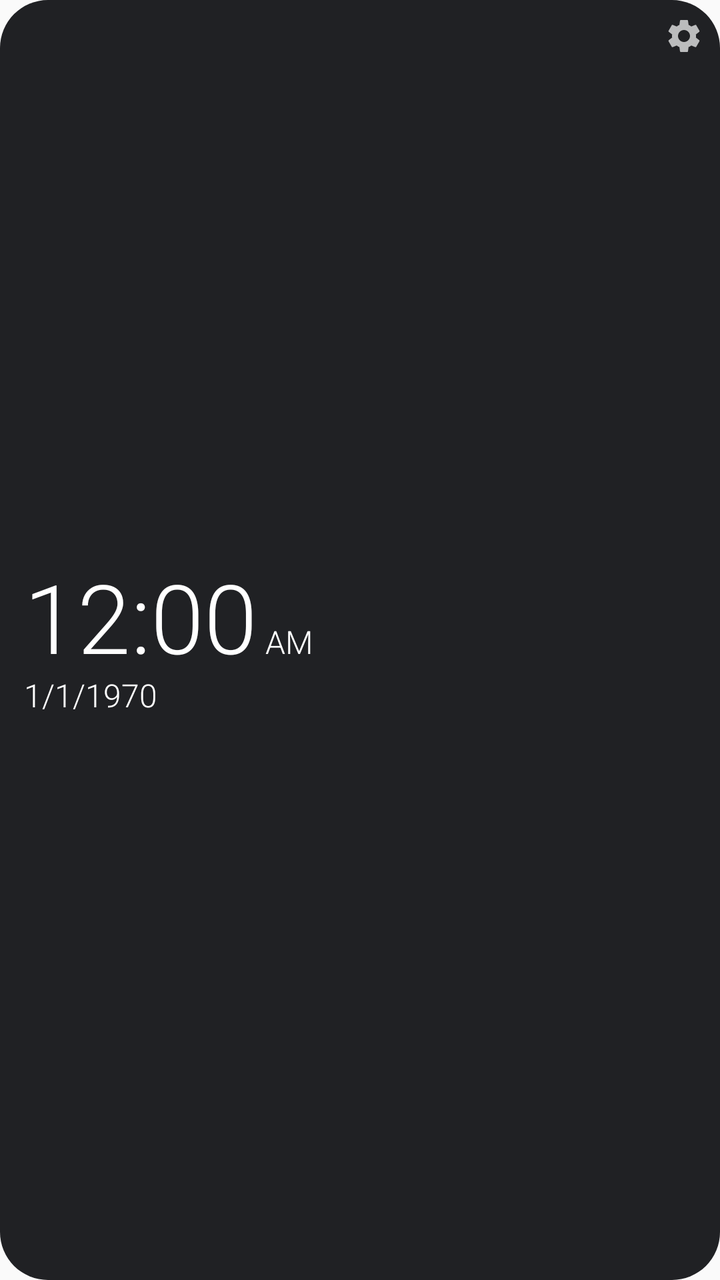
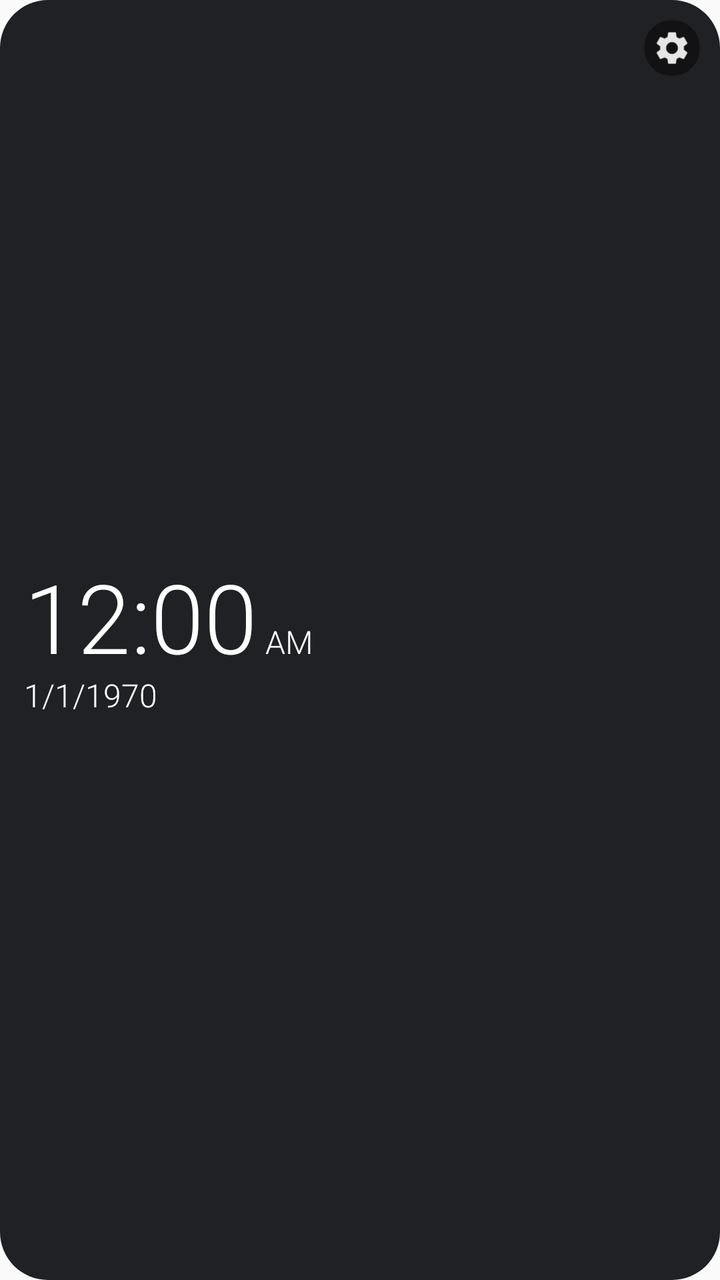

The first picture is an Android layout as it rendered before a commit; the second is the same layout after the commit. The layout source and the unified diff follow.
<!-- AndroidManifest.xml: application theme Theme.Clock -->
<!-- res/layout/clock_widget_light.xml -->
<?xml version="1.0" encoding="utf-8"?>
<FrameLayout xmlns:android="http://schemas.android.com/apk/res/android"
    android:id="@+id/root"
    android:layout_width="match_parent"
    android:layout_height="match_parent">

    <ImageView
        android:id="@+id/bg"
        android:layout_width="match_parent"
        android:layout_height="match_parent"
        android:importantForAccessibility="no"
        android:scaleType="fitXY"
        android:src="@drawable/bg_r24" />

    <LinearLayout
        android:id="@+id/content"
        android:layout_width="match_parent"
        android:layout_height="match_parent"
        android:gravity="center_vertical|start"
        android:orientation="vertical"
        android:padding="12dp">

        <LinearLayout
            android:id="@+id/time_row"
            android:layout_width="wrap_content"
            android:layout_height="wrap_content"
            android:baselineAligned="true"
            android:orientation="horizontal">

            <TextClock
                android:id="@+id/time"
                android:layout_width="wrap_content"
                android:layout_height="wrap_content"
                android:fontFamily="sans-serif-light"
                android:format12Hour="h:mm"
                android:format24Hour="HH:mm"
                android:includeFontPadding="false"
                android:maxLines="1"
                android:textColor="#FFFFFF"
                android:textSize="48sp" />

            <TextClock
                android:id="@+id/ampm"
                android:layout_width="wrap_content"
                android:layout_height="wrap_content"
                android:layout_marginStart="4dp"
                android:fontFamily="sans-serif-light"
                android:format12Hour="a"
                android:format24Hour=""
                android:includeFontPadding="false"
                android:maxLines="1"
                android:textColor="#FFFFFF"
                android:textSize="16sp" />
        </LinearLayout>

        <TextClock
            android:id="@+id/date"
            android:layout_width="wrap_content"
            android:layout_height="wrap_content"
            android:fontFamily="sans-serif-light"
            android:format12Hour="M/d/yyyy"
            android:format24Hour="M/d/yyyy"
            android:includeFontPadding="false"
            android:maxLines="1"
            android:textColor="#FFFFFF"
            android:textSize="16sp" />

        <TextView
            android:id="@+id/alarm"
            android:layout_width="wrap_content"
            android:layout_height="wrap_content"
            android:fontFamily="sans-serif-light"
            android:includeFontPadding="false"
            android:maxLines="1"
            android:textColor="#CCFFFFFF"
            android:textSize="13sp"
            android:visibility="gone" />

        <LinearLayout
            android:id="@+id/zone1_row"
            android:layout_width="wrap_content"
            android:layout_height="wrap_content"
            android:baselineAligned="true"
            android:orientation="horizontal"
            android:visibility="gone">

            <TextView
                android:id="@+id/zone1_label"
                android:layout_width="wrap_content"
                android:layout_height="wrap_content"
                android:layout_marginEnd="6dp"
                android:fontFamily="sans-serif-light"
                android:includeFontPadding="false"
                android:maxLines="1"
                android:textColor="#CCFFFFFF"
                android:textSize="13sp" />

            <TextClock
                android:id="@+id/zone1_clock"
                android:layout_width="wrap_content"
                android:layout_height="wrap_content"
                android:fontFamily="sans-serif-light"
                android:format12Hour="h:mm a"
                android:format24Hour="HH:mm"
                android:includeFontPadding="false"
                android:maxLines="1"
                android:textColor="#FFFFFF"
                android:textSize="13sp" />
        </LinearLayout>

        <LinearLayout
            android:id="@+id/zone2_row"
            android:layout_width="wrap_content"
            android:layout_height="wrap_content"
            android:baselineAligned="true"
            android:orientation="horizontal"
            android:visibility="gone">

            <TextView
                android:id="@+id/zone2_label"
                android:layout_width="wrap_content"
                android:layout_height="wrap_content"
                android:layout_marginEnd="6dp"
                android:fontFamily="sans-serif-light"
                android:includeFontPadding="false"
                android:maxLines="1"
                android:textColor="#CCFFFFFF"
                android:textSize="13sp" />

            <TextClock
                android:id="@+id/zone2_clock"
                android:layout_width="wrap_content"
                android:layout_height="wrap_content"
                android:fontFamily="sans-serif-light"
                android:format12Hour="h:mm a"
                android:format24Hour="HH:mm"
                android:includeFontPadding="false"
                android:maxLines="1"
                android:textColor="#FFFFFF"
                android:textSize="13sp" />
        </LinearLayout>
    </LinearLayout>

    <ImageView
        android:id="@+id/gear"
        android:layout_width="28dp"
        android:layout_height="28dp"
        android:layout_gravity="top|end"
        android:layout_margin="4dp"
        android:contentDescription="Settings"
        android:alpha="0.7"
        android:padding="4dp"
        android:src="@drawable/ic_gear" />
</FrameLayout>
<!-- resources referenced by this layout -->
<resources>
  <!-- drawable bg_r24 (drawable) -->
  <?xml version="1.0" encoding="utf-8"?>
  <shape xmlns:android="http://schemas.android.com/apk/res/android"
      android:shape="rectangle">
      <solid android:color="#202124" />
      <corners android:radius="24dp" />
  </shape>
  <!-- drawable ic_gear (drawable) -->
  <?xml version="1.0" encoding="utf-8"?>
  <vector xmlns:android="http://schemas.android.com/apk/res/android"
      android:width="24dp"
      android:height="24dp"
      android:viewportWidth="24"
      android:viewportHeight="24">
      <path
          android:fillColor="#FFFFFFFF"
          android:pathData="M19.14,12.94c0.04,-0.3 0.06,-0.61 0.06,-0.94c0,-0.32 -0.02,-0.64 -0.07,-0.94l2.03,-1.58c0.18,-0.14 0.23,-0.41 0.12,-0.61l-1.92,-3.32c-0.12,-0.22 -0.37,-0.29 -0.59,-0.22l-2.39,0.96c-0.5,-0.38 -1.03,-0.7 -1.62,-0.94L14.4,2.81c-0.04,-0.24 -0.24,-0.41 -0.48,-0.41h-3.84c-0.24,0 -0.43,0.17 -0.47,0.41L9.25,5.35C8.66,5.59 8.12,5.92 7.63,6.29L5.24,5.33c-0.22,-0.08 -0.47,0 -0.59,0.22L2.74,8.87C2.62,9.08 2.66,9.34 2.86,9.48l2.03,1.58C4.84,11.36 4.8,11.69 4.8,12s0.02,0.64 0.07,0.94l-2.03,1.58c-0.18,0.14 -0.23,0.41 -0.12,0.61l1.92,3.32c0.12,0.22 0.37,0.29 0.59,0.22l2.39,-0.96c0.5,0.38 1.03,0.7 1.62,0.94l0.36,2.54c0.05,0.24 0.24,0.41 0.48,0.41h3.84c0.24,0 0.44,-0.17 0.47,-0.41l0.36,-2.54c0.59,-0.24 1.13,-0.56 1.62,-0.94l2.39,0.96c0.22,0.08 0.47,0 0.59,-0.22l1.92,-3.32c0.12,-0.22 0.07,-0.47 -0.12,-0.61L19.14,12.94zM12,15.6c-1.98,0 -3.6,-1.62 -3.6,-3.6s1.62,-3.6 3.6,-3.6s3.6,1.62 3.6,3.6S13.98,15.6 12,15.6z" />
  </vector>
  <style name="Theme.Clock" parent="android:Theme.Material.Light.NoActionBar" />
</resources>

<!-- the commit's change to res/layout/clock_widget_light.xml (unified diff, before → after) -->
@@ -146,9 +146,9 @@
         android:layout_width="28dp"
         android:layout_height="28dp"
         android:layout_gravity="top|end"
-        android:layout_margin="4dp"
+        android:layout_margin="10dp"
         android:contentDescription="Settings"
-        android:alpha="0.7"
-        android:padding="4dp"
-        android:src="@drawable/ic_gear" />
+        android:alpha="0.9"
+        android:padding="0dp"
+        android:src="@drawable/ic_gear_badge" />
 </FrameLayout>
<!-- resource entries referenced after the edit -->
@@ -7,6 +7,21 @@
       <solid android:color="#202124" />
       <corners android:radius="24dp" />
   </shape>
+  <!-- drawable ic_gear_badge (drawable) -->
+  <?xml version="1.0" encoding="utf-8"?>
+  <layer-list xmlns:android="http://schemas.android.com/apk/res/android">
+      <item>
+          <shape android:shape="oval">
+              <solid android:color="#80000000" />
+          </shape>
+      </item>
+      <item
+          android:drawable="@drawable/ic_gear"
+          android:bottom="5dp"
+          android:left="5dp"
+          android:right="5dp"
+          android:top="5dp" />
+  </layer-list>
   <!-- drawable ic_gear (drawable) -->
   <?xml version="1.0" encoding="utf-8"?>
   <vector xmlns:android="http://schemas.android.com/apk/res/android"
